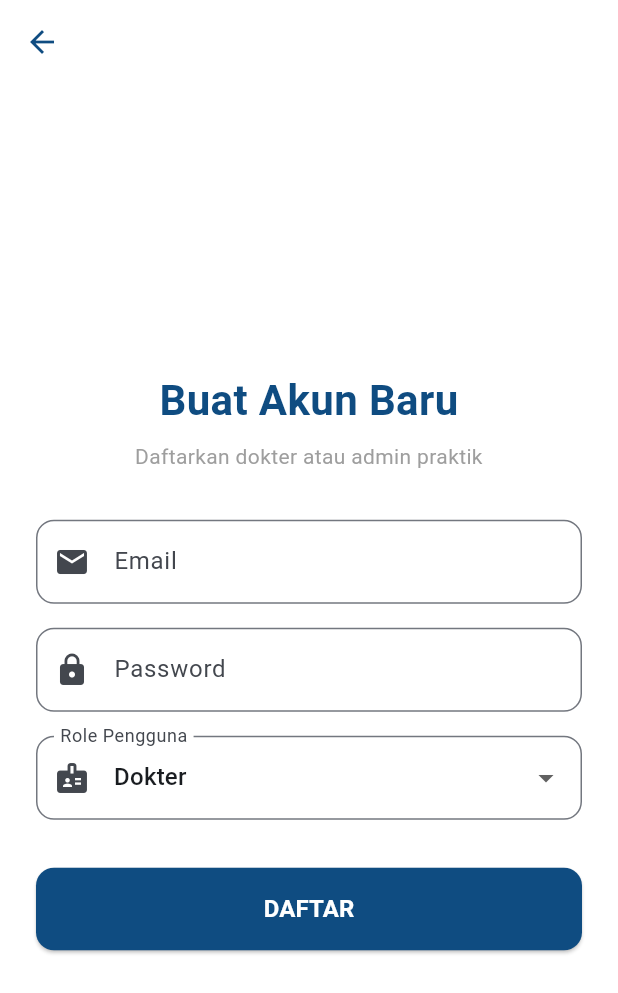
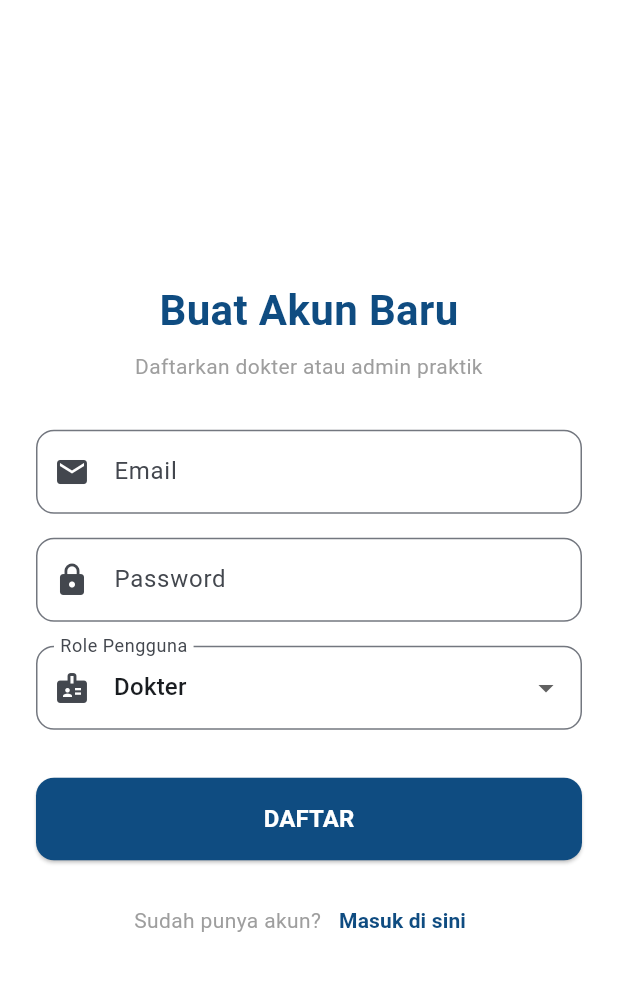
Before and after one commit to muhamadayeshaaulia/armada, a Flutter app: the RegisterPage screen opened directly, on a phone screen of 412 x 824 dp. Shown: the top 993 px of the screen. Run offline on Flutter 3.47's test engine with Material 3 defaults, Android fonts, the phone set to English and light mode, and no system bars; our stand-ins replace dartz, equatable, firebase_auth, firebase_core, flutter_bloc, flutter_dotenv and 2 more; accounts and stored records are empty.

Commit message:
feat : menambahkan text sudah punya akun dan masuk di sini langsung mengarahkan ke halaman login

```diff
--- a/lib/features/auth/presentation/pages/register_page.dart
+++ b/lib/features/auth/presentation/pages/register_page.dart
@@ -4,7 +4,6 @@ import '../bloc/auth_bloc.dart';
 import '../bloc/auth_event.dart';
 import '../bloc/auth_state.dart';
 import '../../../../features/dashboard/presentation/pages/dashboard_page.dart';
-
 class RegisterPage extends StatefulWidget {
   const RegisterPage({super.key});
 
@@ -41,11 +40,6 @@ class _RegisterPageState extends State<RegisterPage> {
   Widget build(BuildContext context) {
     return Scaffold(
       backgroundColor: Colors.white,
-      appBar: AppBar(
-        backgroundColor: Colors.white,
-        elevation: 0,
-        iconTheme: const IconThemeData(color: Color(0xFF0F4C81)),
-      ),
       body: SafeArea(
         child: Center(
           child: SingleChildScrollView(
@@ -137,6 +131,29 @@ class _RegisterPageState extends State<RegisterPage> {
                             ? const SizedBox(height: 20, width: 20, child: CircularProgressIndicator(color: Colors.white, strokeWidth: 2))
                             : const Text('DAFTAR', style: TextStyle(fontSize: 16, fontWeight: FontWeight.bold, color: Colors.white)),
                       ),
+                      const SizedBox(height: 16),
+                      Row(
+                        mainAxisAlignment: MainAxisAlignment.center,
+                        children: [
+                          const Text(
+                            'Sudah punya akun?',
+                            style: TextStyle(color: Colors.grey),
+                          ),
+                          TextButton(
+                            onPressed: () {
+                              // Menutup halaman Register dan kembali ke Login
+                              Navigator.pop(context);
+                            },
+                            child: const Text(
+                              'Masuk di sini',
+                              style: TextStyle(
+                                fontWeight: FontWeight.bold,
+                                color: Color(0xFF0F4C81),
+                              ),
+                            ),
+                          ),
+                        ],
+                      ),
                     ],
                   ),
                 );
```
